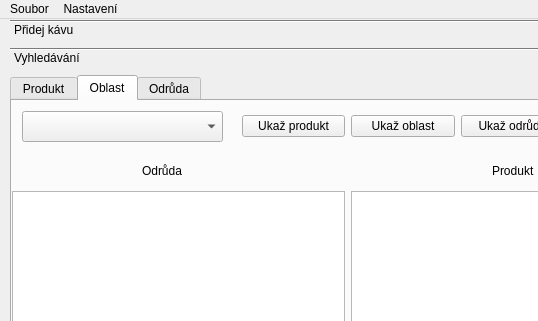
This is projekt/mainwindow.ui in Luckays/coffee as Qt 5 draws it before an edit; both pictures show x 0 to 538 and y 0 to 321 of the 703 by 682 pixel window. The edited form follows.
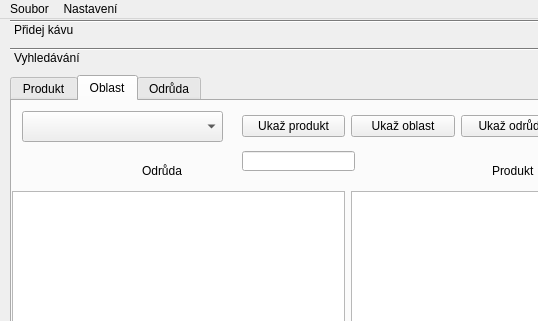
This is the edited form.

```diff
--- a/projekt/mainwindow.ui
+++ b/projekt/mainwindow.ui
@@ -540,7 +540,7 @@
        <x>0</x>
        <y>0</y>
        <width>691</width>
-       <height>529</height>
+       <height>537</height>
       </rect>
      </property>
      <attribute name="label">
@@ -717,6 +717,16 @@
          </item>
         </layout>
        </widget>
+       <widget class="QLineEdit" name="lineEdit_pr">
+        <property name="geometry">
+         <rect>
+          <x>230</x>
+          <y>50</y>
+          <width>113</width>
+          <height>20</height>
+         </rect>
+        </property>
+       </widget>
       </widget>
       <widget class="QWidget" name="tab_3">
        <attribute name="title">
```
Left out of the diff: 12 changed lines with no effect on the pictures.
